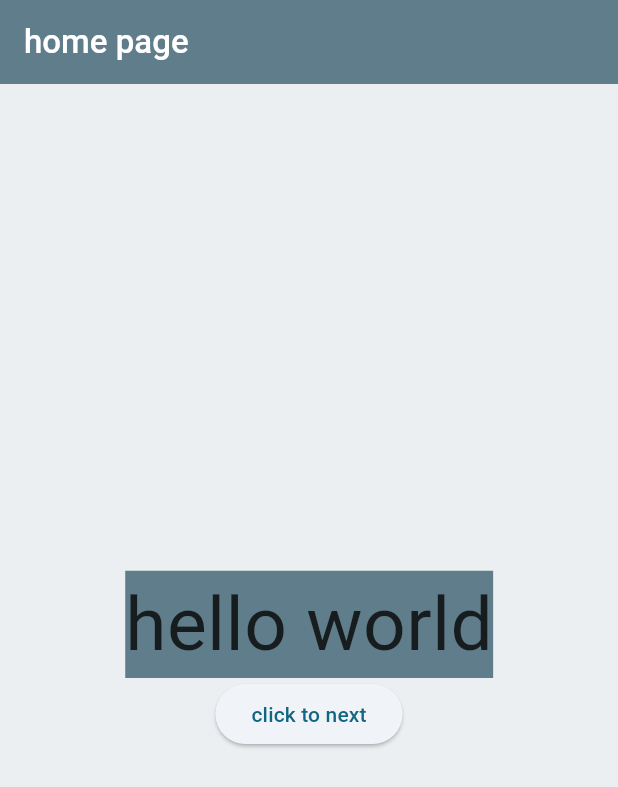
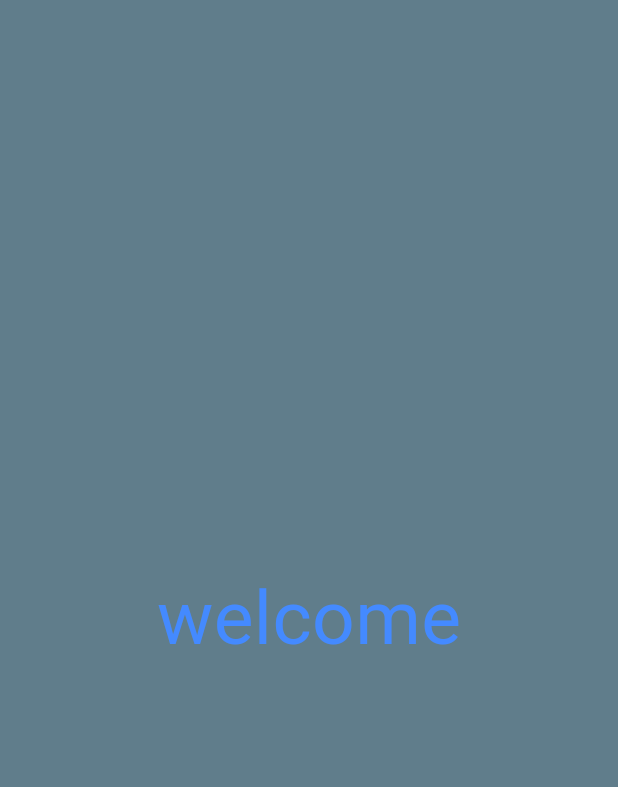
Before and after one commit to Abhishek3499/navigatorpush, a Flutter app: the first screen one second after launch, on a phone screen of 412 x 824 dp. Shown: the top 787 px of the screen. Run offline on Flutter 3.47's test engine with Material 3 defaults, Android fonts, the phone set to English and light mode, and no system bars.

Commit message:
Full project upload

```diff
--- a/lib/main.dart
+++ b/lib/main.dart
@@ -1,5 +1,6 @@
 import 'package:flutter/material.dart';
 import 'package:navigatorscreeen/intropage.dart';
+import 'package:navigatorscreeen/splashscreen.dart/splash.dart';
 import 'package:navigatorscreeen/thirdpage.dart';
 import 'package:navigatorscreeen/forthpage.dart';
 
@@ -19,7 +20,7 @@ class MyApp extends StatelessWidget {
         scaffoldBackgroundColor: Colors.blueGrey.shade50,
         colorScheme: ColorScheme.fromSeed(seedColor: Colors.blueGrey),
       ),
-      home: const MyHomePage(title: "home page"),
+      home: Splash(),
     );
   }
 }
--- /dev/null
+++ b/lib/splashscreen.dart/splash.dart
@@ -0,0 +1,37 @@
+import 'dart:async';
+
+import 'package:flutter/material.dart';
+import 'package:navigatorscreeen/main.dart';
+
+class Splash extends StatefulWidget {
+  @override
+  State<Splash> createState() => _SplashState();
+}
+
+class _SplashState extends State<Splash> {
+  @override
+  void initState() {
+    super.initState();
+    Timer(Duration(seconds: 3), () {
+      Navigator.pushReplacement(
+        context,
+        MaterialPageRoute(
+          builder: (context) => MyHomePage(title: "home pageS"),
+        ),
+      );
+    });
+  }
+
+  @override
+  Widget build(BuildContext context) {
+    return Scaffold(
+      backgroundColor: Colors.blueGrey,
+      body: Center(
+        child: Text(
+          "welcome",
+          style: TextStyle(color: Colors.blueAccent, fontSize: 50),
+        ),
+      ),
+    );
+  }
+}
```
